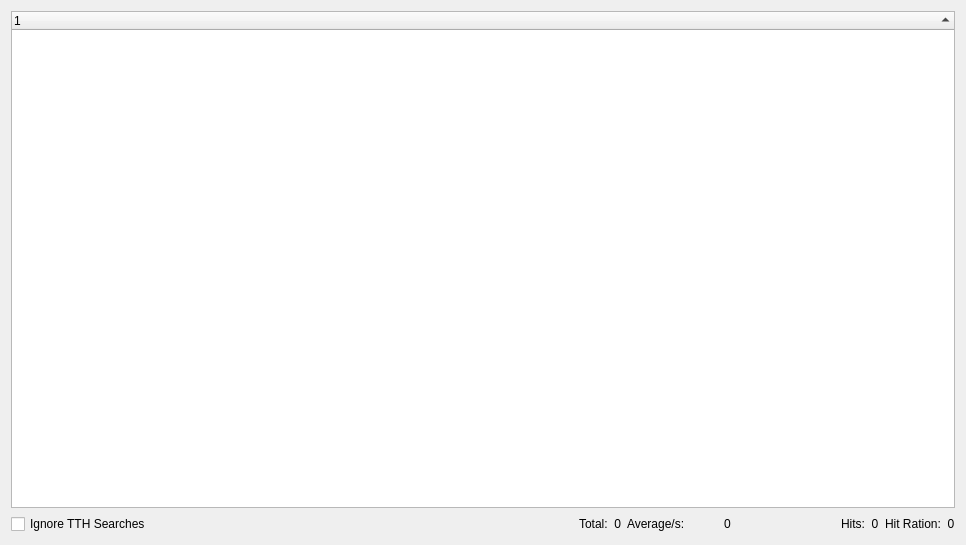
The window that ui/searchspy.ui (apavelm/stildcpp) describes before a commit, drawn with Qt 5.
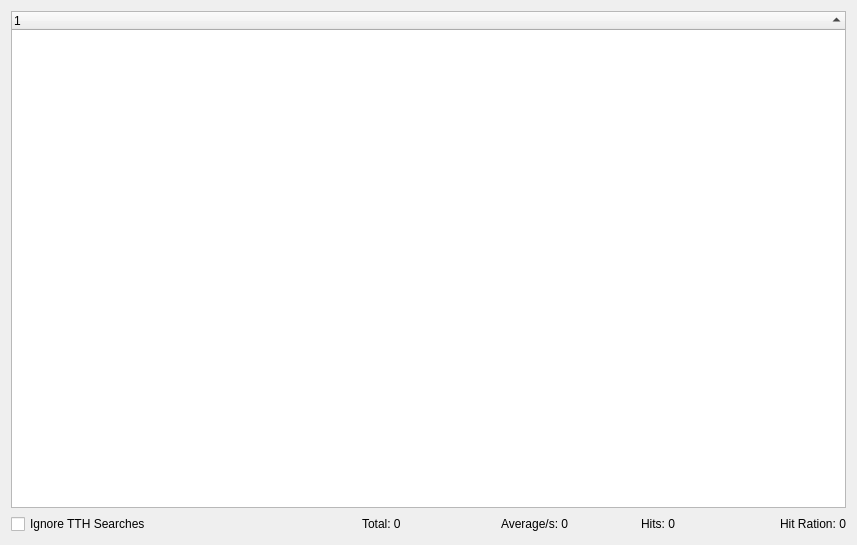
The same window after the commit. Custom widgets are drawn as their Qt base class.

The edit to the form file:
```diff
--- a/ui/searchspy.ui
+++ b/ui/searchspy.ui
@@ -5,7 +5,7 @@
    <rect>
     <x>0</x>
     <y>0</y>
-    <width>966</width>
+    <width>857</width>
     <height>545</height>
    </rect>
   </property>
@@ -17,6 +17,9 @@
     <layout class="QVBoxLayout" >
      <item>
       <widget class="QDLTreeWidget" name="searches" >
+       <property name="alternatingRowColors" >
+        <bool>true</bool>
+       </property>
        <property name="rootIsDecorated" >
         <bool>false</bool>
        </property>
@@ -42,6 +45,19 @@
          </property>
         </widget>
        </item>
+       <item>
+        <spacer>
+         <property name="orientation" >
+          <enum>Qt::Horizontal</enum>
+         </property>
+         <property name="sizeHint" >
+          <size>
+           <width>40</width>
+           <height>20</height>
+          </size>
+         </property>
+        </spacer>
+       </item>
        <item>
         <widget class="QLabel" name="lbl_status" >
          <property name="sizePolicy" >
@@ -73,11 +89,30 @@
        </item>
        <item>
         <widget class="QLabel" name="lbl_total" >
+         <property name="sizePolicy" >
+          <sizepolicy vsizetype="Preferred" hsizetype="Expanding" >
+           <horstretch>0</horstretch>
+           <verstretch>0</verstretch>
+          </sizepolicy>
+         </property>
          <property name="text" >
-          <string>Total:  0</string>
+          <string>Total: 0</string>
          </property>
         </widget>
        </item>
+       <item>
+        <spacer>
+         <property name="orientation" >
+          <enum>Qt::Horizontal</enum>
+         </property>
+         <property name="sizeHint" >
+          <size>
+           <width>40</width>
+           <height>20</height>
+          </size>
+         </property>
+        </spacer>
+       </item>
        <item>
         <widget class="QLabel" name="lbl_ave" >
          <property name="sizePolicy" >
@@ -87,21 +122,59 @@
           </sizepolicy>
          </property>
          <property name="text" >
-          <string>Average/s:            0</string>
+          <string>Average/s: 0</string>
          </property>
         </widget>
        </item>
+       <item>
+        <spacer>
+         <property name="orientation" >
+          <enum>Qt::Horizontal</enum>
+         </property>
+         <property name="sizeHint" >
+          <size>
+           <width>40</width>
+           <height>20</height>
+          </size>
+         </property>
+        </spacer>
+       </item>
        <item>
         <widget class="QLabel" name="lbl_hits" >
+         <property name="sizePolicy" >
+          <sizepolicy vsizetype="Preferred" hsizetype="Expanding" >
+           <horstretch>0</horstretch>
+           <verstretch>0</verstretch>
+          </sizepolicy>
+         </property>
          <property name="text" >
-          <string>Hits:  0</string>
+          <string>Hits: 0</string>
          </property>
         </widget>
        </item>
+       <item>
+        <spacer>
+         <property name="orientation" >
+          <enum>Qt::Horizontal</enum>
+         </property>
+         <property name="sizeHint" >
+          <size>
+           <width>40</width>
+           <height>20</height>
+          </size>
+         </property>
+        </spacer>
+       </item>
        <item>
         <widget class="QLabel" name="lbl_hitratio" >
+         <property name="sizePolicy" >
+          <sizepolicy vsizetype="Preferred" hsizetype="Expanding" >
+           <horstretch>0</horstretch>
+           <verstretch>0</verstretch>
+          </sizepolicy>
+         </property>
          <property name="text" >
-          <string>Hit Ration:  0</string>
+          <string>Hit Ration: 0</string>
          </property>
         </widget>
        </item>
```
